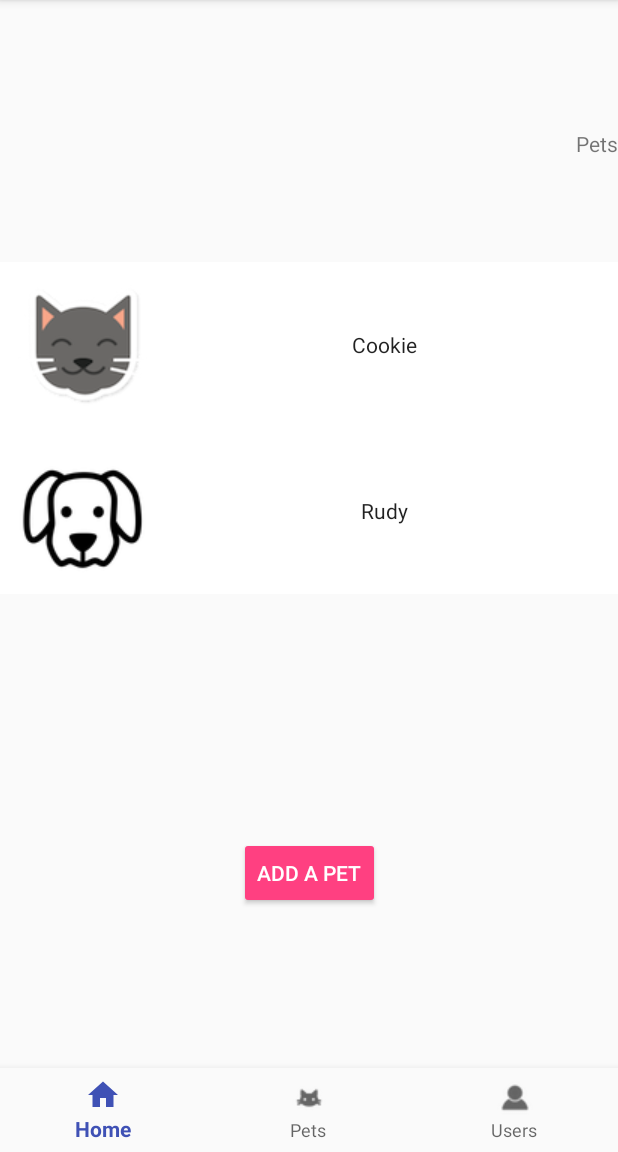
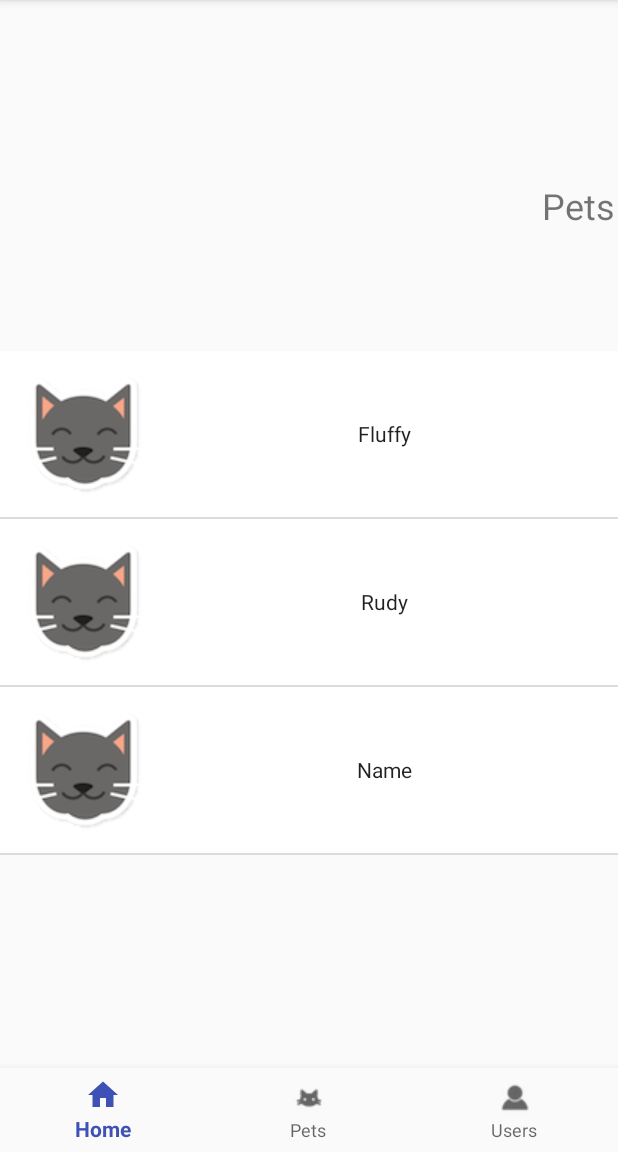
Before and after one commit to dregalbuto/pet-task-tracker-mirror, an Android app: the fragment PetsFragment placed in its activity, on a phone screen of 412 x 824 dp, the part 84-1236 px from its top. Run offline under Robolectric (Android 15) with nearby library versions, the phone set to English and light mode, and no system bars.

Commit message:
cursor adapter so we can put pets into a listview; debugging

```diff
--- a/app/src/main/java/northeastern/is4300/pettasktracker/AddPetActivity.java
+++ b/app/src/main/java/northeastern/is4300/pettasktracker/AddPetActivity.java
@@ -24,6 +24,9 @@ public class AddPetActivity extends AppCompatActivity {
     @Override
     protected void onCreate(Bundle savedInstanceState) {
         super.onCreate(savedInstanceState);
+        petRepository = new PetRepository(this);
+        petRepository.open();
+
         setContentView(R.layout.activity_add_pet);
 
         /* Set up drop-down menu (spinner) */
--- a/app/src/main/java/northeastern/is4300/pettasktracker/PetsFragment.java
+++ b/app/src/main/java/northeastern/is4300/pettasktracker/PetsFragment.java
@@ -1,17 +1,23 @@
 package northeastern.is4300.pettasktracker;
 
 import android.content.Intent;
+import android.database.Cursor;
 import android.os.Bundle;
 import android.support.v4.app.Fragment;
 import android.view.LayoutInflater;
 import android.view.View;
 import android.view.ViewGroup;
 import android.widget.Button;
+import android.widget.ListView;
 import android.widget.TextView;
+
+import northeastern.is4300.pettasktracker.adapters.PetCursorAdapter;
+import northeastern.is4300.pettasktracker.data.PetRepository;
 
 public class PetsFragment extends Fragment {
 
     private TextView message1;
+    private PetRepository petRepository;
 
     public static PetsFragment newInstance() {
         PetsFragment fragment = new PetsFragment();
@@ -21,6 +27,8 @@ public class PetsFragment extends Fragment {
     @Override
     public void onCreate(Bundle savedInstanceState) {
         super.onCreate(savedInstanceState);
+        petRepository = new PetRepository(this.getContext());
+        petRepository.open();
     }
 
     @Override
@@ -28,25 +36,13 @@ public class PetsFragment extends Fragment {
                              Bundle savedInstanceState) {
         View v = inflater.inflate(R.layout.fragment_pets, container, false);
 
-        /* Set up View Pet button */
-        Button viewPetButton = (Button) v.findViewById(R.id.pet_button_1);
-        viewPetButton.setOnClickListener(new View.OnClickListener() {
-            @Override
-            public void onClick(View view) {
-                Intent intent = new Intent(getActivity(), ViewPetActivity_Cookie.class);
-                startActivity(intent);
-            }
-        });
-
-        /* Set up View Pet button */
-        Button viewPetButton2 = (Button) v.findViewById(R.id.pet_button_2);
-        viewPetButton2.setOnClickListener(new View.OnClickListener() {
-            @Override
-            public void onClick(View view) {
-                Intent intent = new Intent(getActivity(), ViewPetActivity_Rudy.class);
-                startActivity(intent);
-            }
-        });
+        Cursor petsCursor = petRepository.getPetsCursor();
+        // Find ListView to populate
+        ListView lvItems = (ListView) v.findViewById(R.id.pets_list_view);
+        // Setup cursor adapter using cursor from last step
+        PetCursorAdapter petsAdapter = new PetCursorAdapter(this.getContext(), petsCursor);
+        // Attach cursor adapter to the ListView
+        lvItems.setAdapter(petsAdapter);
 
         /* Set up Add Pet button */
         Button addPetButton = (Button) v.findViewById(R.id.button_add_pet);
--- /dev/null
+++ b/app/src/main/java/northeastern/is4300/pettasktracker/adapters/PetCursorAdapter.java
@@ -0,0 +1,37 @@
+package northeastern.is4300.pettasktracker.adapters;
+
+import android.content.Context;
+import android.database.Cursor;
+import android.view.LayoutInflater;
+import android.view.View;
+import android.view.ViewGroup;
+import android.widget.Button;
+import android.widget.CursorAdapter;
+
+import northeastern.is4300.pettasktracker.R;
+
+/**
+ *
+ */
+
+public class PetCursorAdapter extends CursorAdapter {
+
+    public PetCursorAdapter(Context context, Cursor cursor) {
+        super(context, cursor, 0);
+    }
+
+    @Override
+    public View newView(Context context, Cursor cursor, ViewGroup parent) {
+        return LayoutInflater.from(context).inflate(R.layout.item_pet, parent, false);
+    }
+
+    @Override
+    public void bindView(View view, Context context, Cursor cursor) {
+        // Find fields to populate in inflated template
+        Button pet_body = (Button) view.findViewById(R.id.pet_button);
+        // Extract properties from cursor
+        String name = cursor.getString(1);
+        // Populate fields with extracted properties
+        pet_body.setText(name);
+    }
+}
--- a/app/src/main/java/northeastern/is4300/pettasktracker/data/JoinsRepository.java
+++ b/app/src/main/java/northeastern/is4300/pettasktracker/data/JoinsRepository.java
@@ -66,7 +66,7 @@ public class JoinsRepository {
                 + UserRepository.TABLE_USERS + "." + UserRepository.KEY_USER_ISADMIN
                 + " FROM " + UserRepository.TABLE_USERS
                 + " JOIN " + TaskRepository.TABLE_TASKS
-                + " ON " + TaskRepository.TABLE_TASKS + "." + TaskRepository.KEY_PET_ID
+                + " ON " + TaskRepository.TABLE_TASKS + "." + TaskRepository.KEY_USER_ID
                 + " = " + UserRepository.TABLE_USERS + "." + UserRepository.KEY_ID
                 + " WHERE " + TaskRepository.TABLE_TASKS + "." + TaskRepository.KEY_ID
                 + " = " + taskId + ";";
--- a/app/src/main/java/northeastern/is4300/pettasktracker/data/PetRepository.java
+++ b/app/src/main/java/northeastern/is4300/pettasktracker/data/PetRepository.java
@@ -19,7 +19,7 @@ public class PetRepository {
     private SQLiteDatabase database;
 
     static final String TABLE_PETS = "pets";
-    static final String KEY_ID = "id";
+    static final String KEY_ID = "_id";
     static final String KEY_PET_NAME = "name";
     static final String KEY_PET_TYPE = "type";
 
@@ -115,6 +115,16 @@ public class PetRepository {
         return petList;
     }
 
+    public Cursor getPetsCursor() {
+        String selectQuery =  "SELECT  " +
+                KEY_ID + "," +
+                KEY_PET_NAME + "," +
+                KEY_PET_TYPE +
+                " FROM " + TABLE_PETS;
+        Cursor cursor = database.rawQuery(selectQuery, null);
+        return cursor;
+    }
+
     private Pet cursorToPet(Cursor cursor) {
         Pet pet = new Pet();
         pet.setId(cursor.getLong(0));
--- a/app/src/main/java/northeastern/is4300/pettasktracker/data/TaskRepository.java
+++ b/app/src/main/java/northeastern/is4300/pettasktracker/data/TaskRepository.java
@@ -17,7 +17,7 @@ public class TaskRepository {
     private SQLiteDatabase database;
 
     static final String TABLE_TASKS = "tasks";
-    static final String KEY_ID = "id";
+    static final String KEY_ID = "_id";
     static final String KEY_TASK_TYPE = "type";
     static final String KEY_TASK_TIME = "time";
     static final String KEY_TASK_REPEAT = "repeat";
--- a/app/src/main/java/northeastern/is4300/pettasktracker/data/UserRepository.java
+++ b/app/src/main/java/northeastern/is4300/pettasktracker/data/UserRepository.java
@@ -17,7 +17,7 @@ public class UserRepository {
     private SQLiteDatabase database;
 
     static final String TABLE_USERS = "users";
-    static final String KEY_ID = "id";
+    static final String KEY_ID = "_id";
     static final String KEY_USER_NAME = "name";
     static final String KEY_USER_ISADMIN = "is_admin";
 
--- a/app/src/main/res/layout/fragment_pets.xml
+++ b/app/src/main/res/layout/fragment_pets.xml
@@ -9,54 +9,18 @@
 
     <TextView
         android:id="@+id/message_users2"
-        android:layout_width="wrap_content"
+        android:layout_width="0dp"
         android:layout_height="wrap_content"
         android:layout_marginLeft="@dimen/activity_horizontal_margin"
-        android:layout_marginTop="@dimen/activity_vertical_margin"
+        android:padding="2dp"
         android:text="@string/title_activity_pets"
-        app:layout_constraintBottom_toTopOf="@+id/linearLayout2"
+        android:textAlignment="center"
+        android:textSize="24sp"
+        app:layout_constraintBottom_toTopOf="@+id/pets_list_view"
         app:layout_constraintEnd_toEndOf="parent"
         app:layout_constraintLeft_toLeftOf="parent"
-        app:layout_constraintTop_toTopOf="parent" />
-
-    <LinearLayout
-        android:id="@+id/linearLayout2"
-        android:layout_width="0dp"
-        android:layout_height="wrap_content"
-        android:gravity="top"
-        android:orientation="vertical"
-        app:layout_constraintBottom_toBottomOf="parent"
-        app:layout_constraintEnd_toEndOf="parent"
-        app:layout_constraintHorizontal_bias="0.0"
-        app:layout_constraintStart_toStartOf="parent"
         app:layout_constraintTop_toTopOf="parent"
-        app:layout_constraintVertical_bias="0.32">
-
-        <Button
-            android:id="@+id/pet_button_1"
-            android:layout_width="match_parent"
-            android:layout_height="wrap_content"
-            android:background="@android:color/background_light"
-            android:drawableLeft="@drawable/cat_icon_100"
-            android:padding="5dp"
-            android:text="@string/pet_name_1"
-            android:textAppearance="@style/TextAppearance.AppCompat"
-            tools:layout_editor_absoluteX="16dp"
-            tools:layout_editor_absoluteY="46dp" />
-
-        <Button
-            android:id="@+id/pet_button_2"
-            android:layout_width="match_parent"
-            android:layout_height="wrap_content"
-            android:background="@android:color/background_light"
-            android:drawableLeft="@drawable/dog_icon_100"
-            android:padding="5dp"
-            android:text="@string/pet_name_2"
-            android:textAppearance="@style/TextAppearance.AppCompat"
-            tools:layout_editor_absoluteX="16dp"
-            tools:layout_editor_absoluteY="46dp" />
-
-    </LinearLayout>
+        app:layout_constraintVertical_bias="0.6" />
 
     <Button
         android:id="@+id/button_add_pet"
@@ -67,6 +31,19 @@
         app:layout_constraintBottom_toBottomOf="parent"
         app:layout_constraintEnd_toEndOf="parent"
         app:layout_constraintStart_toStartOf="parent"
-        app:layout_constraintTop_toBottomOf="@+id/linearLayout2" />
+        app:layout_constraintTop_toBottomOf="@+id/pets_list_view"
+        app:layout_constraintVertical_bias="1.0" />
+
+    <ListView
+        android:id="@+id/pets_list_view"
+        android:layout_width="0dp"
+        android:layout_height="400dp"
+        android:layout_marginBottom="32dp"
+        app:layout_constraintBottom_toBottomOf="parent"
+        app:layout_constraintEnd_toEndOf="parent"
+        app:layout_constraintHorizontal_bias="0.0"
+        app:layout_constraintStart_toStartOf="parent"
+        app:layout_constraintTop_toTopOf="parent"
+        app:layout_constraintVertical_bias="0.696" />
 
 </android.support.constraint.ConstraintLayout>
--- a/app/src/main/res/layout/fragment_users.xml
+++ b/app/src/main/res/layout/fragment_users.xml
@@ -15,13 +15,13 @@
         android:layout_marginLeft="@dimen/activity_horizontal_margin"
         android:layout_marginTop="@dimen/activity_vertical_margin"
         android:text="@string/title_activity_users"
-        app:layout_constraintBottom_toTopOf="@+id/linearLayout2"
+        app:layout_constraintBottom_toTopOf="@+id/pets_linear_layout"
         app:layout_constraintEnd_toEndOf="parent"
         app:layout_constraintLeft_toLeftOf="parent"
         app:layout_constraintTop_toTopOf="parent" />
 
     <LinearLayout
-        android:id="@+id/linearLayout2"
+        android:id="@+id/pets_linear_layout"
         android:layout_width="0dp"
         android:layout_height="461dp"
         android:gravity="top"
--- /dev/null
+++ b/app/src/main/res/layout/item_pet.xml
@@ -0,0 +1,16 @@
+<?xml version="1.0" encoding="utf-8"?>
+<android.widget.LinearLayout xmlns:android="http://schemas.android.com/apk/res/android"
+    android:layout_width="match_parent"
+    android:layout_height="match_parent"
+    android:orientation="vertical">
+
+    <Button
+        android:id="@+id/pet_button"
+        android:layout_width="match_parent"
+        android:layout_height="wrap_content"
+        android:background="@android:color/background_light"
+        android:drawableLeft="@drawable/cat_icon_100"
+        android:padding="5dp"
+        android:textAppearance="@style/TextAppearance.AppCompat" />
+
+</android.widget.LinearLayout>
```
Also changed, not shown: app/src/main/java/northeastern/is4300/pettasktracker/data/DatabaseHelper.java (+16 -9 lines), 3 other files.
